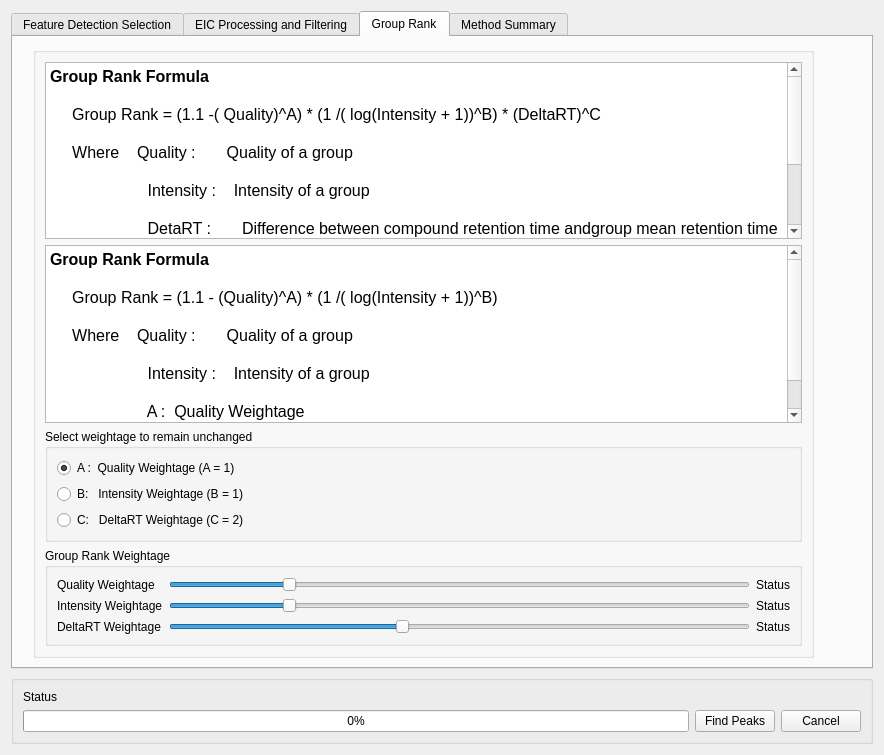
First picture: the form in mzroll/forms/peakdetectiondialog.ui, repository ElucidataInc/ElMaven, before the edit.
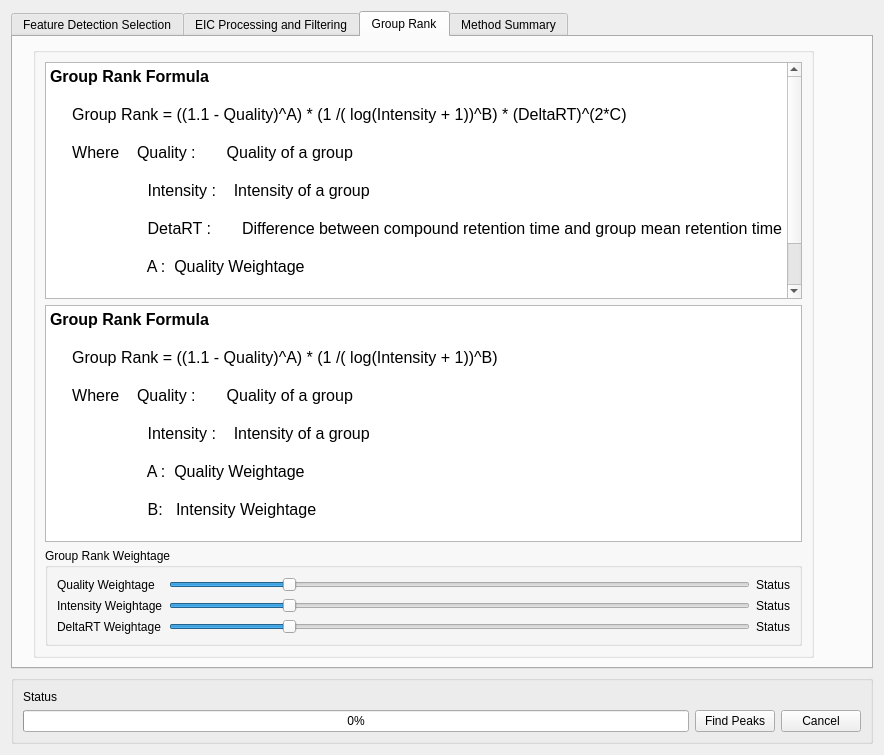
Second picture: the form after the edit. The open tabs and pages were chosen to show the change.

Commit message:
Fix: Change in group rank formula, slider values and bugs are fixed.
   - Change of group rank formula while switching from compound to
     automation peak detection while the retention time match flag
     is set.
   - Change in quality weightage part and deltaRT weightage part of
     group rank formula.
   - Option to keep any one variable constant out of A,B,C is removed.
   - Rank conversion to scientific notation in peaktable.
   - Continous values for all three sliders with a single step of 0.1.

Patch:
```diff
--- a/mzroll/forms/peakdetectiondialog.ui
+++ b/mzroll/forms/peakdetectiondialog.ui
@@ -727,43 +727,53 @@
         <string/>
        </property>
        <layout class="QGridLayout" name="gridLayout_15">
+        <item row="0" column="0">
+         <widget class="QTextBrowser" name="textBrowser">
+          <property name="html">
+           <string>&lt;!DOCTYPE HTML PUBLIC &quot;-//W3C//DTD HTML 4.0//EN&quot; &quot;http://www.w3.org/TR/REC-html40/strict.dtd&quot;&gt;
+&lt;html&gt;&lt;head&gt;&lt;meta name=&quot;qrichtext&quot; content=&quot;1&quot; /&gt;&lt;style type=&quot;text/css&quot;&gt;
+p, li { white-space: pre-wrap; }
+&lt;/style&gt;&lt;/head&gt;&lt;body style=&quot; font-family:'Ubuntu'; font-size:11pt; font-weight:400; font-style:normal;&quot;&gt;
+&lt;p style=&quot; margin-top:0px; margin-bottom:0px; margin-left:0px; margin-right:0px; -qt-block-indent:0; text-indent:0px;&quot;&gt;&lt;span style=&quot; font-size:12pt; font-weight:600;&quot;&gt;Group Rank Formula&lt;/span&gt;&lt;/p&gt;
+&lt;p style=&quot;-qt-paragraph-type:empty; margin-top:0px; margin-bottom:0px; margin-left:0px; margin-right:0px; -qt-block-indent:0; text-indent:0px; font-size:12pt; font-weight:600;&quot;&gt;&lt;br /&gt;&lt;/p&gt;
+&lt;p style=&quot; margin-top:0px; margin-bottom:0px; margin-left:0px; margin-right:0px; -qt-block-indent:0; text-indent:0px;&quot;&gt;&lt;span style=&quot; font-size:12pt;&quot;&gt;     Group Rank = ((1.1 - Quality)^A) * (1 /( log(Intensity + 1))^B) * (DeltaRT)^(2*C)&lt;/span&gt;&lt;/p&gt;
+&lt;p style=&quot;-qt-paragraph-type:empty; margin-top:0px; margin-bottom:0px; margin-left:0px; margin-right:0px; -qt-block-indent:0; text-indent:0px; font-size:12pt;&quot;&gt;&lt;br /&gt;&lt;/p&gt;
+&lt;p style=&quot; margin-top:0px; margin-bottom:0px; margin-left:0px; margin-right:0px; -qt-block-indent:0; text-indent:0px;&quot;&gt;&lt;span style=&quot; font-size:12pt;&quot;&gt;     Where    Quality :       Quality of a group&lt;/span&gt;&lt;/p&gt;
+&lt;p style=&quot;-qt-paragraph-type:empty; margin-top:0px; margin-bottom:0px; margin-left:0px; margin-right:0px; -qt-block-indent:0; text-indent:0px; font-size:12pt;&quot;&gt;&lt;br /&gt;&lt;/p&gt;
+&lt;p style=&quot; margin-top:0px; margin-bottom:0px; margin-left:0px; margin-right:0px; -qt-block-indent:0; text-indent:0px;&quot;&gt;&lt;span style=&quot; font-size:12pt;&quot;&gt;                      Intensity :    Intensity of a group&lt;/span&gt;&lt;/p&gt;
+&lt;p style=&quot;-qt-paragraph-type:empty; margin-top:0px; margin-bottom:0px; margin-left:0px; margin-right:0px; -qt-block-indent:0; text-indent:0px; font-size:12pt;&quot;&gt;&lt;br /&gt;&lt;/p&gt;
+&lt;p style=&quot; margin-top:0px; margin-bottom:0px; margin-left:0px; margin-right:0px; -qt-block-indent:0; text-indent:0px;&quot;&gt;&lt;span style=&quot; font-size:12pt;&quot;&gt;                      DetaRT :       Difference between compound retention time and group mean retention time&lt;/span&gt;&lt;/p&gt;
+&lt;p style=&quot;-qt-paragraph-type:empty; margin-top:0px; margin-bottom:0px; margin-left:0px; margin-right:0px; -qt-block-indent:0; text-indent:0px; font-size:12pt;&quot;&gt;&lt;br /&gt;&lt;/p&gt;
+&lt;p style=&quot; margin-top:0px; margin-bottom:0px; margin-left:0px; margin-right:0px; -qt-block-indent:0; text-indent:0px;&quot;&gt;&lt;span style=&quot; font-size:12pt;&quot;&gt;                      A :  Quality Weightage&lt;/span&gt;&lt;/p&gt;
+&lt;p style=&quot;-qt-paragraph-type:empty; margin-top:0px; margin-bottom:0px; margin-left:0px; margin-right:0px; -qt-block-indent:0; text-indent:0px; font-size:12pt;&quot;&gt;&lt;br /&gt;&lt;/p&gt;
+&lt;p style=&quot; margin-top:0px; margin-bottom:0px; margin-left:0px; margin-right:0px; -qt-block-indent:0; text-indent:0px;&quot;&gt;&lt;span style=&quot; font-size:12pt;&quot;&gt;                      B:   Intensity Weightage&lt;/span&gt;&lt;/p&gt;
+&lt;p style=&quot;-qt-paragraph-type:empty; margin-top:0px; margin-bottom:0px; margin-left:0px; margin-right:0px; -qt-block-indent:0; text-indent:0px; font-size:12pt;&quot;&gt;&lt;br /&gt;&lt;/p&gt;
+&lt;p style=&quot; margin-top:0px; margin-bottom:0px; margin-left:0px; margin-right:0px; -qt-block-indent:0; text-indent:0px;&quot;&gt;&lt;span style=&quot; font-size:12pt;&quot;&gt;                      C:   DeltaRT Weightage&lt;/span&gt;&lt;/p&gt;&lt;/body&gt;&lt;/html&gt;</string>
+          </property>
+         </widget>
+        </item>
+        <item row="1" column="0">
+         <widget class="QTextBrowser" name="textBrowser_2">
+          <property name="html">
+           <string>&lt;!DOCTYPE HTML PUBLIC &quot;-//W3C//DTD HTML 4.0//EN&quot; &quot;http://www.w3.org/TR/REC-html40/strict.dtd&quot;&gt;
+&lt;html&gt;&lt;head&gt;&lt;meta name=&quot;qrichtext&quot; content=&quot;1&quot; /&gt;&lt;style type=&quot;text/css&quot;&gt;
+p, li { white-space: pre-wrap; }
+&lt;/style&gt;&lt;/head&gt;&lt;body style=&quot; font-family:'Ubuntu'; font-size:11pt; font-weight:400; font-style:normal;&quot;&gt;
+&lt;p style=&quot; margin-top:0px; margin-bottom:0px; margin-left:0px; margin-right:0px; -qt-block-indent:0; text-indent:0px;&quot;&gt;&lt;span style=&quot; font-size:12pt; font-weight:600;&quot;&gt;Group Rank Formula&lt;/span&gt;&lt;/p&gt;
+&lt;p style=&quot;-qt-paragraph-type:empty; margin-top:0px; margin-bottom:0px; margin-left:0px; margin-right:0px; -qt-block-indent:0; text-indent:0px; font-size:12pt; font-weight:600;&quot;&gt;&lt;br /&gt;&lt;/p&gt;
+&lt;p style=&quot; margin-top:0px; margin-bottom:0px; margin-left:0px; margin-right:0px; -qt-block-indent:0; text-indent:0px;&quot;&gt;&lt;span style=&quot; font-size:12pt;&quot;&gt;     Group Rank = ((1.1 - Quality)^A) * (1 /( log(Intensity + 1))^B) &lt;/span&gt;&lt;/p&gt;
+&lt;p style=&quot;-qt-paragraph-type:empty; margin-top:0px; margin-bottom:0px; margin-left:0px; margin-right:0px; -qt-block-indent:0; text-indent:0px; font-size:12pt;&quot;&gt;&lt;br /&gt;&lt;/p&gt;
+&lt;p style=&quot; margin-top:0px; margin-bottom:0px; margin-left:0px; margin-right:0px; -qt-block-indent:0; text-indent:0px;&quot;&gt;&lt;span style=&quot; font-size:12pt;&quot;&gt;     Where    Quality :       Quality of a group&lt;/span&gt;&lt;/p&gt;
+&lt;p style=&quot;-qt-paragraph-type:empty; margin-top:0px; margin-bottom:0px; margin-left:0px; margin-right:0px; -qt-block-indent:0; text-indent:0px; font-size:12pt;&quot;&gt;&lt;br /&gt;&lt;/p&gt;
+&lt;p style=&quot; margin-top:0px; margin-bottom:0px; margin-left:0px; margin-right:0px; -qt-block-indent:0; text-indent:0px;&quot;&gt;&lt;span style=&quot; font-size:12pt;&quot;&gt;                      Intensity :    Intensity of a group&lt;/span&gt;&lt;/p&gt;
+&lt;p style=&quot;-qt-paragraph-type:empty; margin-top:0px; margin-bottom:0px; margin-left:0px; margin-right:0px; -qt-block-indent:0; text-indent:0px; font-size:12pt;&quot;&gt;&lt;br /&gt;&lt;/p&gt;
+&lt;p style=&quot; margin-top:0px; margin-bottom:0px; margin-left:0px; margin-right:0px; -qt-block-indent:0; text-indent:0px;&quot;&gt;&lt;span style=&quot; font-size:12pt;&quot;&gt;                      A :  Quality Weightage&lt;/span&gt;&lt;/p&gt;
+&lt;p style=&quot;-qt-paragraph-type:empty; margin-top:0px; margin-bottom:0px; margin-left:0px; margin-right:0px; -qt-block-indent:0; text-indent:0px; font-size:12pt;&quot;&gt;&lt;br /&gt;&lt;/p&gt;
+&lt;p style=&quot; margin-top:0px; margin-bottom:0px; margin-left:0px; margin-right:0px; -qt-block-indent:0; text-indent:0px;&quot;&gt;&lt;span style=&quot; font-size:12pt;&quot;&gt;                      B:   Intensity Weightage&lt;/span&gt;&lt;/p&gt;&lt;/body&gt;&lt;/html&gt;</string>
+          </property>
+         </widget>
+        </item>
         <item row="2" column="0">
-         <widget class="QGroupBox" name="groupBox_7">
-          <property name="title">
-           <string>Select weightage to remain unchanged</string>
-          </property>
-          <layout class="QGridLayout" name="gridLayout_18">
-           <item row="1" column="0">
-            <widget class="QRadioButton" name="intensityWeightButton">
-             <property name="text">
-              <string>B:   Intensity Weightage (B = 1)</string>
-             </property>
-            </widget>
-           </item>
-           <item row="0" column="0">
-            <widget class="QRadioButton" name="qualityWeightButton">
-             <property name="text">
-              <string>A :  Quality Weightage (A = 1)</string>
-             </property>
-             <property name="checked">
-              <bool>true</bool>
-             </property>
-            </widget>
-           </item>
-           <item row="2" column="0">
-            <widget class="QRadioButton" name="deltaRTWeightButton">
-             <property name="text">
-              <string>C:   DeltaRT Weightage (C = 2)</string>
-             </property>
-             <property name="checked">
-              <bool>false</bool>
-             </property>
-            </widget>
-           </item>
-          </layout>
-         </widget>
-        </item>
-        <item row="3" column="0">
          <widget class="QGroupBox" name="groupBox_6">
           <property name="title">
            <string>Group Rank Weightage</string>
@@ -775,13 +785,13 @@
               <bool>true</bool>
              </property>
              <property name="maximum">
-              <number>5</number>
+              <number>50</number>
              </property>
              <property name="pageStep">
-              <number>1</number>
+              <number>5</number>
              </property>
              <property name="value">
-              <number>2</number>
+              <number>10</number>
              </property>
              <property name="orientation">
               <enum>Qt::Horizontal</enum>
@@ -880,52 +890,6 @@
           </layout>
          </widget>
         </item>
-        <item row="0" column="0">
-         <widget class="QTextBrowser" name="textBrowser">
-          <property name="html">
-           <string>&lt;!DOCTYPE HTML PUBLIC &quot;-//W3C//DTD HTML 4.0//EN&quot; &quot;http://www.w3.org/TR/REC-html40/strict.dtd&quot;&gt;
-&lt;html&gt;&lt;head&gt;&lt;meta name=&quot;qrichtext&quot; content=&quot;1&quot; /&gt;&lt;style type=&quot;text/css&quot;&gt;
-p, li { white-space: pre-wrap; }
-&lt;/style&gt;&lt;/head&gt;&lt;body style=&quot; font-family:'Ubuntu'; font-size:11pt; font-weight:400; font-style:normal;&quot;&gt;
-&lt;p style=&quot; margin-top:0px; margin-bottom:0px; margin-left:0px; margin-right:0px; -qt-block-indent:0; text-indent:0px;&quot;&gt;&lt;span style=&quot; font-size:12pt; font-weight:600;&quot;&gt;Group Rank Formula&lt;/span&gt;&lt;/p&gt;
-&lt;p style=&quot;-qt-paragraph-type:empty; margin-top:0px; margin-bottom:0px; margin-left:0px; margin-right:0px; -qt-block-indent:0; text-indent:0px; font-size:12pt; font-weight:600;&quot;&gt;&lt;br /&gt;&lt;/p&gt;
-&lt;p style=&quot; margin-top:0px; margin-bottom:0px; margin-left:0px; margin-right:0px; -qt-block-indent:0; text-indent:0px;&quot;&gt;&lt;span style=&quot; font-size:12pt;&quot;&gt;     Group Rank = (1.1 -( Quality)^A) * (1 /( log(Intensity + 1))^B) * (DeltaRT)^C&lt;/span&gt;&lt;/p&gt;
-&lt;p style=&quot;-qt-paragraph-type:empty; margin-top:0px; margin-bottom:0px; margin-left:0px; margin-right:0px; -qt-block-indent:0; text-indent:0px; font-size:12pt;&quot;&gt;&lt;br /&gt;&lt;/p&gt;
-&lt;p style=&quot; margin-top:0px; margin-bottom:0px; margin-left:0px; margin-right:0px; -qt-block-indent:0; text-indent:0px;&quot;&gt;&lt;span style=&quot; font-size:12pt;&quot;&gt;     Where    Quality :       Quality of a group&lt;/span&gt;&lt;/p&gt;
-&lt;p style=&quot;-qt-paragraph-type:empty; margin-top:0px; margin-bottom:0px; margin-left:0px; margin-right:0px; -qt-block-indent:0; text-indent:0px; font-size:12pt;&quot;&gt;&lt;br /&gt;&lt;/p&gt;
-&lt;p style=&quot; margin-top:0px; margin-bottom:0px; margin-left:0px; margin-right:0px; -qt-block-indent:0; text-indent:0px;&quot;&gt;&lt;span style=&quot; font-size:12pt;&quot;&gt;                      Intensity :    Intensity of a group&lt;/span&gt;&lt;/p&gt;
-&lt;p style=&quot;-qt-paragraph-type:empty; margin-top:0px; margin-bottom:0px; margin-left:0px; margin-right:0px; -qt-block-indent:0; text-indent:0px; font-size:12pt;&quot;&gt;&lt;br /&gt;&lt;/p&gt;
-&lt;p style=&quot; margin-top:0px; margin-bottom:0px; margin-left:0px; margin-right:0px; -qt-block-indent:0; text-indent:0px;&quot;&gt;&lt;span style=&quot; font-size:12pt;&quot;&gt;                      DetaRT :       Difference between compound retention time andgroup mean retention time&lt;/span&gt;&lt;/p&gt;
-&lt;p style=&quot;-qt-paragraph-type:empty; margin-top:0px; margin-bottom:0px; margin-left:0px; margin-right:0px; -qt-block-indent:0; text-indent:0px; font-size:12pt;&quot;&gt;&lt;br /&gt;&lt;/p&gt;
-&lt;p style=&quot; margin-top:0px; margin-bottom:0px; margin-left:0px; margin-right:0px; -qt-block-indent:0; text-indent:0px;&quot;&gt;&lt;span style=&quot; font-size:12pt;&quot;&gt;                      A :  Quality Weightage&lt;/span&gt;&lt;/p&gt;
-&lt;p style=&quot;-qt-paragraph-type:empty; margin-top:0px; margin-bottom:0px; margin-left:0px; margin-right:0px; -qt-block-indent:0; text-indent:0px; font-size:12pt;&quot;&gt;&lt;br /&gt;&lt;/p&gt;
-&lt;p style=&quot; margin-top:0px; margin-bottom:0px; margin-left:0px; margin-right:0px; -qt-block-indent:0; text-indent:0px;&quot;&gt;&lt;span style=&quot; font-size:12pt;&quot;&gt;                      B:   Intensity Weightage&lt;/span&gt;&lt;/p&gt;
-&lt;p style=&quot;-qt-paragraph-type:empty; margin-top:0px; margin-bottom:0px; margin-left:0px; margin-right:0px; -qt-block-indent:0; text-indent:0px; font-size:12pt;&quot;&gt;&lt;br /&gt;&lt;/p&gt;
-&lt;p style=&quot; margin-top:0px; margin-bottom:0px; margin-left:0px; margin-right:0px; -qt-block-indent:0; text-indent:0px;&quot;&gt;&lt;span style=&quot; font-size:12pt;&quot;&gt;                      C:   DeltaRT Weightage&lt;/span&gt;&lt;/p&gt;&lt;/body&gt;&lt;/html&gt;</string>
-          </property>
-         </widget>
-        </item>
-        <item row="1" column="0">
-         <widget class="QTextBrowser" name="textBrowser_2">
-          <property name="html">
-           <string>&lt;!DOCTYPE HTML PUBLIC &quot;-//W3C//DTD HTML 4.0//EN&quot; &quot;http://www.w3.org/TR/REC-html40/strict.dtd&quot;&gt;
-&lt;html&gt;&lt;head&gt;&lt;meta name=&quot;qrichtext&quot; content=&quot;1&quot; /&gt;&lt;style type=&quot;text/css&quot;&gt;
-p, li { white-space: pre-wrap; }
-&lt;/style&gt;&lt;/head&gt;&lt;body style=&quot; font-family:'Ubuntu'; font-size:11pt; font-weight:400; font-style:normal;&quot;&gt;
-&lt;p style=&quot; margin-top:0px; margin-bottom:0px; margin-left:0px; margin-right:0px; -qt-block-indent:0; text-indent:0px;&quot;&gt;&lt;span style=&quot; font-size:12pt; font-weight:600;&quot;&gt;Group Rank Formula&lt;/span&gt;&lt;/p&gt;
-&lt;p style=&quot;-qt-paragraph-type:empty; margin-top:0px; margin-bottom:0px; margin-left:0px; margin-right:0px; -qt-block-indent:0; text-indent:0px; font-size:12pt; font-weight:600;&quot;&gt;&lt;br /&gt;&lt;/p&gt;
-&lt;p style=&quot; margin-top:0px; margin-bottom:0px; margin-left:0px; margin-right:0px; -qt-block-indent:0; text-indent:0px;&quot;&gt;&lt;span style=&quot; font-size:12pt;&quot;&gt;     Group Rank = (1.1 - (Quality)^A) * (1 /( log(Intensity + 1))^B) &lt;/span&gt;&lt;/p&gt;
-&lt;p style=&quot;-qt-paragraph-type:empty; margin-top:0px; margin-bottom:0px; margin-left:0px; margin-right:0px; -qt-block-indent:0; text-indent:0px; font-size:12pt;&quot;&gt;&lt;br /&gt;&lt;/p&gt;
-&lt;p style=&quot; margin-top:0px; margin-bottom:0px; margin-left:0px; margin-right:0px; -qt-block-indent:0; text-indent:0px;&quot;&gt;&lt;span style=&quot; font-size:12pt;&quot;&gt;     Where    Quality :       Quality of a group&lt;/span&gt;&lt;/p&gt;
-&lt;p style=&quot;-qt-paragraph-type:empty; margin-top:0px; margin-bottom:0px; margin-left:0px; margin-right:0px; -qt-block-indent:0; text-indent:0px; font-size:12pt;&quot;&gt;&lt;br /&gt;&lt;/p&gt;
-&lt;p style=&quot; margin-top:0px; margin-bottom:0px; margin-left:0px; margin-right:0px; -qt-block-indent:0; text-indent:0px;&quot;&gt;&lt;span style=&quot; font-size:12pt;&quot;&gt;                      Intensity :    Intensity of a group&lt;/span&gt;&lt;/p&gt;
-&lt;p style=&quot;-qt-paragraph-type:empty; margin-top:0px; margin-bottom:0px; margin-left:0px; margin-right:0px; -qt-block-indent:0; text-indent:0px; font-size:12pt;&quot;&gt;&lt;br /&gt;&lt;/p&gt;
-&lt;p style=&quot; margin-top:0px; margin-bottom:0px; margin-left:0px; margin-right:0px; -qt-block-indent:0; text-indent:0px;&quot;&gt;&lt;span style=&quot; font-size:12pt;&quot;&gt;                      A :  Quality Weightage&lt;/span&gt;&lt;/p&gt;
-&lt;p style=&quot;-qt-paragraph-type:empty; margin-top:0px; margin-bottom:0px; margin-left:0px; margin-right:0px; -qt-block-indent:0; text-indent:0px; font-size:12pt;&quot;&gt;&lt;br /&gt;&lt;/p&gt;
-&lt;p style=&quot; margin-top:0px; margin-bottom:0px; margin-left:0px; margin-right:0px; -qt-block-indent:0; text-indent:0px;&quot;&gt;&lt;span style=&quot; font-size:12pt;&quot;&gt;                      B:   Intensity Weightage&lt;/span&gt;&lt;/p&gt;&lt;/body&gt;&lt;/html&gt;</string>
-          </property>
-         </widget>
-        </item>
        </layout>
       </widget>
      </widget>
```
Left out of the diff: 12 changed lines with no effect on the pictures. The commit also changes 7 other files.
